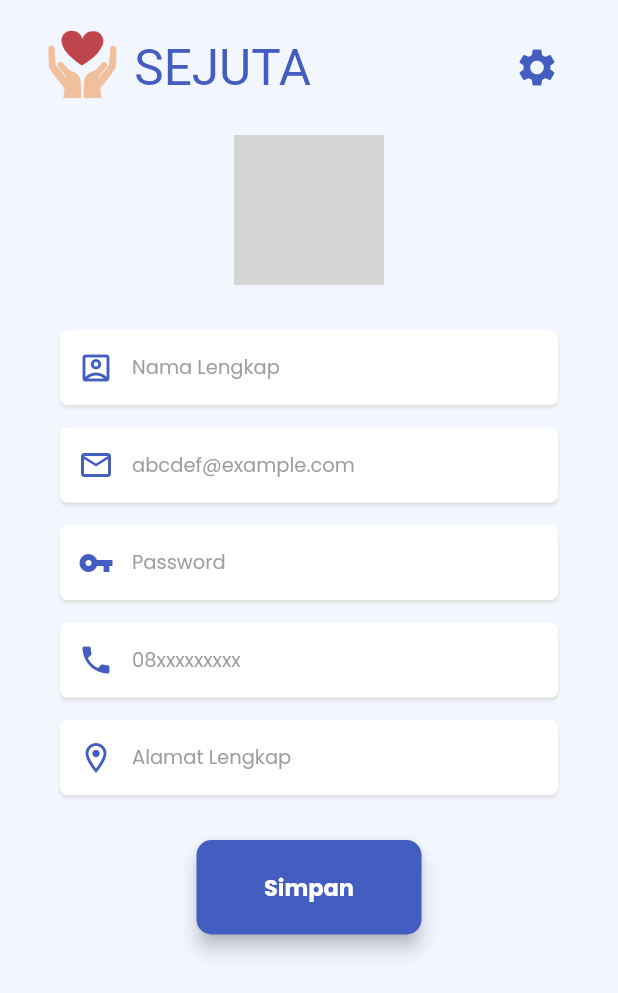
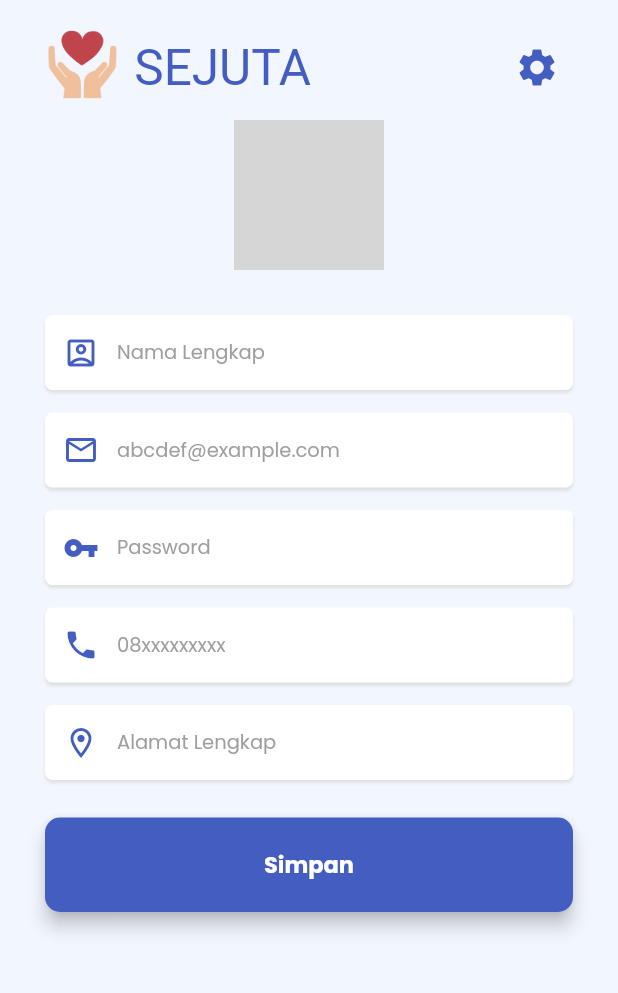
Before and after one commit to vasyillakafy/mobile_framework_kel5, a Flutter app: the profil screen opened directly, on a phone screen of 412 x 824 dp. Shown: the top 993 px of the screen. Run offline on Flutter 3.47's test engine with Material 2 defaults, Android fonts, the phone set to English and light mode, and no system bars; our stand-ins replace google_fonts; Roboto replaces fonts that are missing (Audiowide); grey boxes are pictures that could not be loaded.

Commit message:
merubah profil

```diff
--- a/lib/screen/profil.dart
+++ b/lib/screen/profil.dart
@@ -1,6 +1,8 @@
 import 'package:flutter/material.dart';
-import '../config/constants.dart';
-import '../config/palete.dart';
+import 'dart:ui';
+import 'package:flutter/rendering.dart';
+import 'package:sejuta/config/constants.dart';
+import 'package:sejuta/config/palete.dart';
 
 class profil extends StatefulWidget {
   @override
@@ -13,8 +15,7 @@ class _profilState extends State<profil> {
     return Scaffold(
       body: Padding(
         padding: EdgeInsets.symmetric(horizontal: 30.0),
-        child: Column(
-          // crossAxisAlignment: CrossAxisAlignment.start,
+        child: ListView(
           children: [
             SizedBox(height: 10),
             Row(
@@ -58,7 +59,6 @@ class _profilState extends State<profil> {
                 ),
               ],
             ),
-            SizedBox(height: 10.0),
             Row(
               mainAxisAlignment: MainAxisAlignment.center,
               children: [
@@ -90,31 +90,36 @@ class _profilState extends State<profil> {
                 ),
               ],
             ),
-            SizedBox(height: 30),
-            buildNama(),
-            SizedBox(height: 15),
-            buildEmail(),
-            SizedBox(height: 15),
-            buildPassword(),
-            SizedBox(height: 15),
-            buildNohp(),
-            SizedBox(height: 15),
-            buildAlamat(),
-            SizedBox(height: 30),
-            buildSimpanButton(),
-          ],
+            SizedBox(height: 30.0),
+            Container(
+              height: 50,
+              alignment: Alignment.centerLeft,
+              decoration: BoxDecoration(
+                  color: Colors.white,
+                  borderRadius: BorderRadius.circular(5),
+                  boxShadow: [
+                    BoxShadow(
+                      color: Colors.grey.shade300,
+                      blurRadius: 1,
+                      offset: Offset(0, 2),
+                    )
+                  ]),
+              child: TextFormField(
+                keyboardType: TextInputType.text,
+                style: TextStyle(color: color_font),
+                decoration: InputDecoration(
+                    border: InputBorder.none,
+                    contentPadding: EdgeInsets.only(top: 14),
+                    prefixIcon: Icon(
+                      Icons.account_box_outlined,
+                      color: color_font,
+                    ),
+                    hintText: 'Nama Lengkap',
+                    hintStyle: defaultText.subtitle1
+                        ?.apply(color: Colors.grey.shade500)),
               ),
             ),
-      backgroundColor: Color_background,
-    );
-  }
-
-  Widget buildEmail() {
-    return Padding(
-      padding: EdgeInsets.symmetric(horizontal: 10.0),
-      child: Column(
-        crossAxisAlignment: CrossAxisAlignment.start,
-        children: [
+            SizedBox(height: 15.0),
             Container(
               height: 50,
               alignment: Alignment.centerLeft,
@@ -143,56 +148,7 @@ class _profilState extends State<profil> {
                         ?.apply(color: Colors.grey.shade500)),
               ),
             ),
-        ],
-      ),
-    );
-  }
-
-  Widget buildNama() {
-    return Padding(
-      padding: EdgeInsets.symmetric(horizontal: 10.0),
-      child: Column(
-        crossAxisAlignment: CrossAxisAlignment.start,
-        children: [
-          Container(
-            height: 50,
-            alignment: Alignment.centerLeft,
-            decoration: BoxDecoration(
-                color: Colors.white,
-                borderRadius: BorderRadius.circular(5),
-                boxShadow: [
-                  BoxShadow(
-                    color: Colors.grey.shade300,
-                    blurRadius: 1,
-                    offset: Offset(0, 2),
-                  )
-                ]),
-            child: TextField(
-              keyboardType: TextInputType.text,
-              style: TextStyle(color: color_font),
-              decoration: InputDecoration(
-                  border: InputBorder.none,
-                  contentPadding: EdgeInsets.only(top: 14),
-                  prefixIcon: Icon(
-                    Icons.account_box_outlined,
-                    color: color_font,
-                  ),
-                  hintText: 'Nama Lengkap',
-                  hintStyle: defaultText.subtitle1
-                      ?.apply(color: Colors.grey.shade500)),
-            ),
-          ),
-        ],
-      ),
-    );
-  }
-
-  Widget buildPassword() {
-    return Padding(
-      padding: EdgeInsets.symmetric(horizontal: 10.0),
-      child: Column(
-        crossAxisAlignment: CrossAxisAlignment.start,
-        children: [
+            SizedBox(height: 15.0),
             Container(
               alignment: Alignment.centerLeft,
               decoration: BoxDecoration(
@@ -220,18 +176,8 @@ class _profilState extends State<profil> {
                     hintStyle: defaultText.subtitle1
                         ?.apply(color: Colors.grey.shade500)),
               ),
-          )
-        ],
             ),
-    );
-  }
-
-  Widget buildNohp() {
-    return Padding(
-      padding: EdgeInsets.symmetric(horizontal: 10.0),
-      child: Column(
-        crossAxisAlignment: CrossAxisAlignment.start,
-        children: [
+            SizedBox(height: 15.0),
             Container(
               height: 50,
               alignment: Alignment.centerLeft,
@@ -260,17 +206,7 @@ class _profilState extends State<profil> {
                         ?.apply(color: Colors.grey.shade500)),
               ),
             ),
-        ],
-      ),
-    );
-  }
-
-  Widget buildAlamat() {
-    return Padding(
-      padding: EdgeInsets.symmetric(horizontal: 10.0),
-      child: Column(
-        crossAxisAlignment: CrossAxisAlignment.start,
-        children: [
+            SizedBox(height: 15.0),
             Container(
               height: 50,
               alignment: Alignment.centerLeft,
@@ -299,15 +235,8 @@ class _profilState extends State<profil> {
                         ?.apply(color: Colors.grey.shade500)),
               ),
             ),
-        ],
-      ),
-    );
-  }
-
-  Widget buildSimpanButton() {
-    return Padding(
-      padding: const EdgeInsets.symmetric(horizontal: 25),
-      child: Container(
+            SizedBox(height: 25.0),
+            Container(
               width: 150,
               child: RaisedButton(
                 onPressed: () {},
@@ -323,6 +252,10 @@ class _profilState extends State<profil> {
                 ),
               ),
             ),
+          ],
+        ),
+      ),
+      backgroundColor: color_background,
     );
   }
 }
```
Lines whose indentation alone changed are shown as unchanged.
